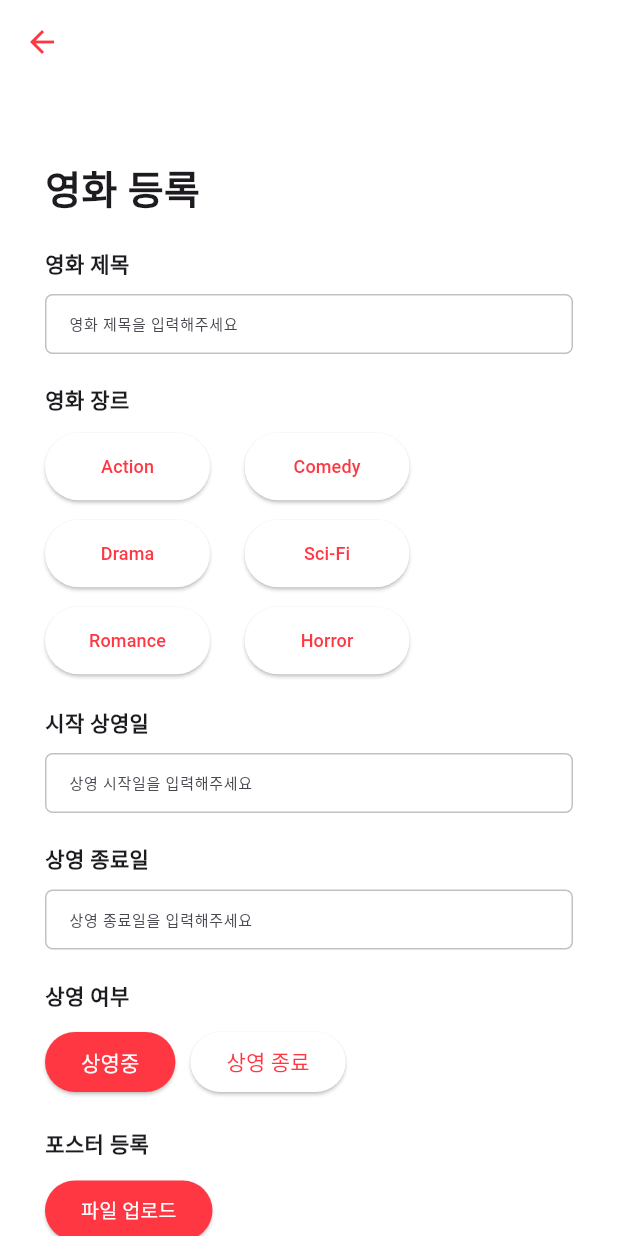
After one commit to tukWinterProject/Frontend, a Flutter app: the screen it shows after launch, item 2 of the bottom bar chosen, after a tap on "내 영화 등록하러 가기", on a phone screen of 412 x 824 dp. The commit adds this screen. Run offline on Flutter 3.47's test engine with Material 3 defaults, Android fonts, the phone set to English and light mode, and no system bars; our stand-ins replace flutter_secure_storage, image_picker.

Commit message:
feat : 영화 등록 페이지 퍼블리싱

```diff
--- a/moviereport/lib/src/screen/feed/movie_list_screen.dart
+++ b/moviereport/lib/src/screen/feed/movie_list_screen.dart
@@ -1,5 +1,6 @@
 import 'package:flutter/material.dart';
 import 'package:moviereport/src/Dummy/movie_list_screen_dummy.dart';
+import 'package:moviereport/src/screen/feed/movie_register_screen.dart';
 import 'package:moviereport/src/screen/widget/MovieList/movie_item.dart';
 
 class MovieListScreen extends StatelessWidget {
@@ -11,11 +12,37 @@ class MovieListScreen extends StatelessWidget {
       mainAxisSize: MainAxisSize.min,
       crossAxisAlignment: CrossAxisAlignment.start,
       children: <Widget>[
-        Padding(
-          padding: EdgeInsets.only(top: 50, bottom: 15.0, left: 30.0),
-          child: Text('영화 목록',
-              style: TextStyle(fontSize: 26, fontWeight: FontWeight.bold)),
-        ),
+        Container(
+            child: Row(
+          children: [
+            Padding(
+              padding: EdgeInsets.only(top: 50, bottom: 15.0, left: 30.0),
+              child: Text('영화 목록',
+                  style: TextStyle(fontSize: 26, fontWeight: FontWeight.bold)),
+            ),
+            Padding(
+              padding: EdgeInsets.fromLTRB(80, 30, 0, 0),
+              child: ElevatedButton(
+                style: ElevatedButton.styleFrom(
+                  backgroundColor: Color.fromARGB(255, 236, 19, 19),
+                  elevation: 10,
+                  onPrimary: Colors.black.withOpacity(0.2),
+                ),
+                onPressed: () {
+                  Navigator.push(
+                      context,
+                      MaterialPageRoute(
+                          builder: (context) => const MovieRegisterScreen()));
+                },
+                child: Text("내 영화 등록하러 가기",
+                    style: TextStyle(
+                      color: Color.fromARGB(255, 255, 255, 255),
+                      fontSize: 12.0,
+                    )),
+              ),
+            ),
+          ],
+        )),
         Expanded(
           child: ListView.builder(
             itemCount: dummyMoviesList.length,
--- /dev/null
+++ b/moviereport/lib/src/screen/feed/movie_register_screen.dart
@@ -0,0 +1,351 @@
+import 'package:flutter/material.dart';
+import 'package:flutter_secure_storage/flutter_secure_storage.dart';
+import 'package:http/http.dart' as http;
+import 'package:moviereport/src/screen/feed/movie_list_screen.dart';
+import 'dart:convert';
+import 'package:moviereport/src/screen/widget/MovieRegister/label.dart';
+import 'package:image_picker/image_picker.dart';
+import 'dart:io';
+
+class MovieRegisterScreen extends StatefulWidget {
+  const MovieRegisterScreen({super.key});
+
+  @override
+  State<MovieRegisterScreen> createState() => _MovieRegisterScreenState();
+}
+
+class _MovieRegisterScreenState extends State<MovieRegisterScreen> {
+  final _formKey = GlobalKey<FormState>();
+  final storage = FlutterSecureStorage();
+
+  List<String> genres = [
+    'Action',
+    'Comedy',
+    'Drama',
+    'Sci-Fi',
+    'Romance',
+    'Horror'
+  ];
+
+  // Form fields
+  String title = '';
+  String releaseDate = '';
+  String endDate = '';
+  bool showing = true;
+  String genre = '';
+  String imageUrl = '';
+
+  void selectShowing(bool selectedShowing) {
+    setState(() {
+      showing = selectedShowing;
+    });
+  }
+
+  void selectGenre(String selectedGenre) {
+    setState(() {
+      this.genre = selectedGenre; // 선택된 장르로 상태 업데이트
+      genre = selectedGenre;
+    });
+    // print('ㅉㅏㅇ르  ${genre}');
+  }
+
+  void pickImage() async {
+    final pickedFile =
+        await ImagePicker().pickImage(source: ImageSource.gallery);
+
+    if (pickedFile != null) {
+      setState(() {
+        imageUrl = pickedFile.path; // 파일의 경로(URL) 저장
+      });
+    }
+  }
+
+  Future<void> submitForm() async {
+    final token = await storage.read(key: 'access_token');
+
+    var response = await http.post(
+      Uri.parse('YOUR_API_ENDPOINT'), // Replace with your API endpoint
+      headers: <String, çString>{
+        'Content-Type': 'application/json; charset=UTF-8',
+        'Authorization': 'Bearer $token', // Add token to the request header
+      },
+      body: jsonEncode(<String, dynamic>{
+        'title': title,
+        'release_date': releaseDate,
+        'end_date': endDate,
+        'showing': showing,
+        'genre': genre,
+        'image_url': imageUrl,
+      }),
+    );
+
+    if (response.statusCode == 200) {
+      // ignore: use_build_context_synchronously
+      showDialog(
+        context: context,
+        builder: (BuildContext context) {
+          return AlertDialog(
+            title: Text("성공"),
+            content: Text("영화등록에 성공하였습니다"),
+            actions: <Widget>[
+              ElevatedButton(
+                style: ElevatedButton.styleFrom(
+                  backgroundColor: Color.fromRGBO(255, 55, 67, 1),
+                ),
+                onPressed: () {
+                  Navigator.of(context).pop();
+                  Navigator.push(
+                      context,
+                      MaterialPageRoute(
+                          builder: (context) => const MovieListScreen()));
+                  // Navigate to second page
+                },
+                child: Text(
+                  "Ok",
+                  style: TextStyle(color: Colors.white),
+                ),
+              ),
+            ],
+          );
+        },
+      );
+      // Handle the response
+      print('Success: ${response.body}');
+    } else {
+      print('Error: ${response.statusCode}');
+      // ignore: use_build_context_synchronously
+      showDialog(
+        context: context,
+        builder: (BuildContext context) {
+          return AlertDialog(
+            title: Text("실패"),
+            content: Text("영화등록에 실패하였습니다"),
+            actions: <Widget>[
+              ElevatedButton(
+                style: ElevatedButton.styleFrom(
+                  backgroundColor: Color.fromRGBO(255, 55, 67, 1),
+                ),
+                onPressed: () {
+                  Navigator.of(context).pop();
+                  // Navigate to second page
+                },
+                child: Text(
+                  "Ok",
+                  style: TextStyle(color: Colors.white),
+                ),
+              ),
+            ],
+          );
+        },
+      );
+      // Handle the error
+    }
+  }
+
+  @override
+  Widget build(BuildContext context) {
+    return Scaffold(
+      backgroundColor: Color.fromARGB(255, 255, 255, 255),
+      appBar: AppBar(
+        backgroundColor: Color.fromARGB(255, 255, 255, 255),
+        leading: IconButton(
+          onPressed: () {
+            Navigator.pop(context); //뒤로가기
+          },
+          color: const Color.fromRGBO(255, 55, 67, 20),
+          icon: Icon(Icons.arrow_back),
+        ),
+      ),
+      body: Form(
+        key: _formKey,
+        child: SingleChildScrollView(
+          child: Padding(
+            padding:
+                EdgeInsets.only(top: 50, bottom: 15.0, left: 30.0, right: 30),
+            child: Column(
+              crossAxisAlignment: CrossAxisAlignment.start,
+              // 세로 정렬 방향 설정
+              children: [
+                Text("영화 등록",
+                    style:
+                        TextStyle(fontSize: 26, fontWeight: FontWeight.bold)),
+                Label(title: "영화 제목"),
+                TextFormField(
+                  style: TextStyle(fontSize: 10, decorationThickness: 0),
+                  onSaved: (value) => title = value ?? '',
+                  decoration: InputDecoration(
+                    focusedBorder: OutlineInputBorder(
+                        borderRadius: BorderRadius.circular(5),
+                        borderSide: BorderSide(
+                          color: Color.fromRGBO(193, 193, 193, 1),
+                          width: 1.0,
+                        )),
+                    enabledBorder: OutlineInputBorder(
+                        borderRadius: BorderRadius.circular(5),
+                        borderSide: BorderSide(
+                          color: Color.fromRGBO(193, 193, 193, 1),
+                          width: 1.0,
+                        )),
+                    hintText: "영화 제목을 입력해주세요",
+                    isDense: true,
+                    contentPadding: EdgeInsets.all(12),
+                  ),
+                ),
+                Label(title: "영화 장르"),
+                Wrap(
+                  direction: Axis.horizontal, // 나열 방향
+                  alignment: WrapAlignment.start, // 정렬 방식
+                  spacing: 3, // 좌우 간격
+                  runSpacing: 10, // 상하 간격
+                  children: [
+                    ...genres
+                        .map((g) => Padding(
+                            padding: EdgeInsets.only(right: 20),
+                            child: ElevatedButton(
+                              style: ElevatedButton.styleFrom(
+                                minimumSize: Size(110, 45),
+                                primary: genre == g
+                                    ? Color.fromRGBO(255, 55, 67, 1)
+                                    : Color.fromARGB(255, 255, 255, 255),
+                              ),
+                              onPressed: () => selectGenre(g),
+                              child: Text(
+                                g,
+                                style: TextStyle(
+                                  color: genre == g
+                                      ? Colors.white
+                                      : Color.fromRGBO(255, 55, 67, 1),
+                                  fontSize: 12.0,
+                                ),
+                              ),
+                            )))
+                        .toList(),
+                  ],
+                ),
+                Label(title: "시작 상영일"),
+                TextFormField(
+                  style: TextStyle(fontSize: 10, decorationThickness: 0),
+                  onSaved: (value) => releaseDate = value ?? '',
+                  decoration: InputDecoration(
+                    focusedBorder: OutlineInputBorder(
+                        borderRadius: BorderRadius.circular(5),
+                        borderSide: BorderSide(
+                          color: Color.fromRGBO(193, 193, 193, 1),
+                          width: 1.0,
+                        )),
+                    enabledBorder: OutlineInputBorder(
+                        borderRadius: BorderRadius.circular(5),
+                        borderSide: BorderSide(
+                          color: Color.fromRGBO(193, 193, 193, 1),
+                          width: 1.0,
+                        )),
+                    hintText: "상영 시작일을 입력해주세요",
+                    isDense: true,
+                    contentPadding: EdgeInsets.all(12),
+                  ),
+                ),
+                Label(title: "상영 종료일"),
+                TextFormField(
+                  style: TextStyle(fontSize: 10, decorationThickness: 0),
+                  onSaved: (value) => endDate = value ?? '',
+                  decoration: InputDecoration(
+                    focusedBorder: OutlineInputBorder(
+                        borderRadius: BorderRadius.circular(5),
+                        borderSide: BorderSide(
+                          color: Color.fromRGBO(193, 193, 193, 1),
+                          width: 1.0,
+                        )),
+                    enabledBorder: OutlineInputBorder(
+                        borderRadius: BorderRadius.circular(5),
+                        borderSide: BorderSide(
+                          color: Color.fromRGBO(193, 193, 193, 1),
+                          width: 1.0,
+                        )),
+                    hintText: "상영 종료일을 입력해주세요",
+                    isDense: true,
+                    contentPadding: EdgeInsets.all(12),
+                  ),
+                ),
+                Label(title: "상영 여부"),
+                Wrap(
+                  direction: Axis.horizontal, // 나열 방향
+                  alignment: WrapAlignment.start, // 정렬 방식
+                  spacing: 10, // 좌우 간격
+                  children: [
+                    ElevatedButton(
+                      style: ElevatedButton.styleFrom(
+                        primary: showing
+                            ? Color.fromRGBO(255, 55, 67, 1)
+                            : Color.fromARGB(255, 255, 255, 255),
+                      ),
+                      onPressed: () => selectShowing(true),
+                      child: Text(
+                        "상영중",
+                        style: TextStyle(
+                          color: showing
+                              ? Colors.white
+                              : Color.fromRGBO(255, 55, 67, 1),
+                        ),
+                      ),
+                    ),
+                    ElevatedButton(
+                      style: ElevatedButton.styleFrom(
+                        primary: !showing
+                            ? Color.fromRGBO(255, 55, 67, 1)
+                            : Color.fromARGB(255, 255, 255, 255),
+                      ),
+                      onPressed: () => selectShowing(false),
+                      child: Text(
+                        "상영 종료",
+                        style: TextStyle(
+                          color: !showing
+                              ? Colors.white
+                              : Color.fromRGBO(255, 55, 67, 1),
+                        ),
+                      ),
+                    ),
+                  ],
+                ),
+                Label(title: "포스터 등록"),
+                ElevatedButton(
+                  style: ElevatedButton.styleFrom(
+                    backgroundColor: Color.fromRGBO(255, 55, 67, 1),
+                  ),
+                  onPressed: pickImage,
+                  child: Text("파일 업로드",
+                      style: TextStyle(
+                        color: Color.fromARGB(255, 255, 255, 255),
+                        fontSize: 13.0,
+                      )),
+                ),
+                SizedBox(height: 20),
+                imageUrl.isNotEmpty
+                    ? Image.file(File(imageUrl))
+                    : Text("No image selected"),
+                Padding(
+                  padding: EdgeInsets.fromLTRB(0, 70, 0, 40),
+                  child: ElevatedButton(
+                    style: ElevatedButton.styleFrom(
+                      minimumSize: Size(double.infinity, 40),
+                      backgroundColor: Color.fromRGBO(255, 55, 67, 1),
+                    ),
+                    onPressed: () {
+                      if (_formKey.currentState!.validate()) {
+                        _formKey.currentState!.save();
+                        submitForm();
+                      }
+                    },
+                    child: Text(
+                      "등록하기",
+                      style: TextStyle(color: Colors.white),
+                    ),
+                  ),
+                )
+              ],
+            ),
+          ),
+        ),
+      ),
+    );
+  }
+}
--- a/moviereport/lib/src/screen/widget/MovieList/movie_item.dart
+++ b/moviereport/lib/src/screen/widget/MovieList/movie_item.dart
@@ -1,6 +1,6 @@
 import 'package:flutter/material.dart';
 import 'package:moviereport/src/Dummy/movie_list_screen_dummy.dart';
-import 'package:moviereport/src/screen/feed/reviews.dart';
+import 'package:moviereport/src/screen/feed/reviews_screen.dart';
 
 class MovieItem extends StatelessWidget {
   final MovieListDummy movie; // Movie 객체를 추가합니다.
--- /dev/null
+++ b/moviereport/lib/src/screen/widget/MovieRegister/label.dart
@@ -0,0 +1,18 @@
+import 'package:flutter/material.dart';
+
+class Label extends StatelessWidget {
+  final String title;
+
+  Label({required this.title});
+
+  @override
+  Widget build(BuildContext context) {
+    return Padding(
+      padding: EdgeInsets.only(top: 20, bottom: 10.0),
+      child: Text(
+        title,
+        style: TextStyle(fontWeight: FontWeight.w900),
+      ),
+    );
+  }
+}
--- a/moviereport/lib/src/screen/widget/MyMovie/my_movie_item.dart
+++ b/moviereport/lib/src/screen/widget/MyMovie/my_movie_item.dart
@@ -1,6 +1,6 @@
 import 'package:flutter/material.dart';
 import 'package:moviereport/src/Dummy/my_movie_screen_dummy.dart';
-import 'package:moviereport/src/screen/feed/reviews.dart';
+import 'package:moviereport/src/screen/feed/reviews_screen.dart';
 
 class MyMovieItem extends StatelessWidget {
   final MyMovieListDummy movie; // Movie 객체를 추가합니다.
--- a/moviereport/lib/src/screen/widget/Review/review_form.dart
+++ b/moviereport/lib/src/screen/widget/Review/review_form.dart
@@ -74,7 +74,8 @@ class _ReviewFormState extends State<ReviewForm> {
               padding: EdgeInsets.only(left: 2),
               child: TextFormField(
                 style: TextStyle(fontSize: 10),
-                controller: _reviewController,
+
+                // controller: _reviewController,
                 decoration: const InputDecoration(
                   border: InputBorder.none,
                   hintText: "감상평을 남겨보세요",
--- a/moviereport/pubspec.yaml
+++ b/moviereport/pubspec.yaml
@@ -30,7 +30,9 @@ environment:
 dependencies:
   flutter:
     sdk: flutter
-
+  flutter_secure_storage: ^4.0.0
+  http: ^0.13.3
+  image_picker: ^0.8.4+4
   # The following adds the Cupertino Icons font to your application.
   # Use with the CupertinoIcons class for iOS style icons.
   cupertino_icons: ^1.0.2
```
Also changed, not shown: moviereport/lib/src/screen/feed/reviews_screen.dart (renamed from moviereport/lib/src/screen/feed/reviews.dart), moviereport/pubspec.lock, 18 other files.
